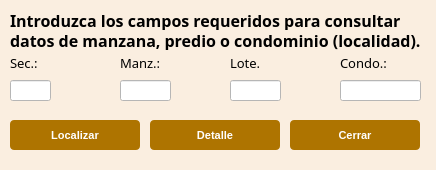
Before: the Qt Designer form funciones/busquedas/busqueda_catastral/busqueda_Catastral_dialog_base.ui in gerardoros/CartograficoQgisPlugin, drawn with Qt 5.
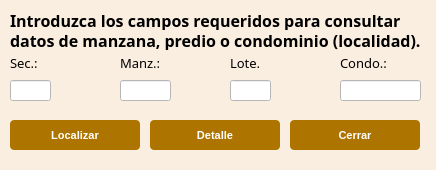
After: the same form once the commit is applied.

```diff
--- a/funciones/busquedas/busqueda_catastral/busqueda_Catastral_dialog_base.ui
+++ b/funciones/busquedas/busqueda_catastral/busqueda_Catastral_dialog_base.ui
@@ -267,7 +267,7 @@
     <rect>
      <x>230</x>
      <y>80</y>
-     <width>51</width>
+     <width>41</width>
      <height>21</height>
     </rect>
    </property>
```
